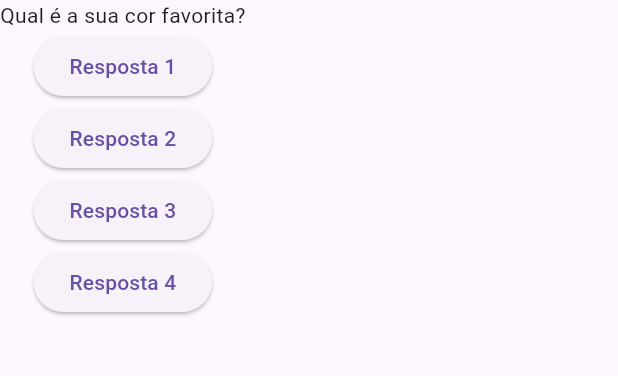
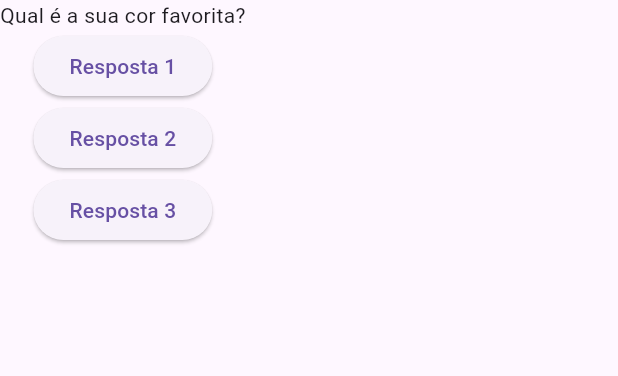
Before and after one commit to leonardogtc/pjct-perguntas-respostas-flutter, a Flutter app: the screen it shows after launch, after a tap on "Resposta 1", on a phone screen of 412 x 824 dp, the part 84-460 px from its top. Run offline on Flutter 3.47's test engine with Material 3 defaults, Android fonts, the phone set to English and light mode, and no system bars.

Commit message:
Variáveis em StatelessWidget

```diff
--- a/lib/main.dart
+++ b/lib/main.dart
@@ -1,39 +1,48 @@
 import 'package:flutter/material.dart';
 
-main() => runApp(PerguntaApp());
+void main() {
+  runApp(PerguntaApp());
+}
 
 class PerguntaApp extends StatelessWidget {
-  const PerguntaApp({Key? key});
+  PerguntaApp({super.key});
+
+  var perguntaSelecionada = 0;
 
   void responder() {
-    // Lógica para responder a pergunta
-    print('Pergunta respondida!');
+    perguntaSelecionada++;
+    print(perguntaSelecionada);
   }
 
   @override
   Widget build(BuildContext context) {
-    final List<String> perguntas = [
+    final perguntas = [
       'Qual é a sua cor favorita?',
       'Qual é o seu animal favorito?',
-      'Qual é o seu esporte favorito?',
     ];
+
     return MaterialApp(
       home: Scaffold(
         appBar: AppBar(
-          title: Text('Perguntas'),
+          title: const Text('Perguntas'),
+          centerTitle: true,
           backgroundColor: Colors.blue,
           foregroundColor: Colors.white,
-          centerTitle: true,
         ),
         body: Column(
           children: [
-            Text(perguntas[0]),
-            ElevatedButton(onPressed: responder, child: Text('Resposta 1')),
-            ElevatedButton(onPressed: responder, child: Text('Resposta 2')),
-            ElevatedButton(onPressed: responder, child: Text('Resposta 3')),
+            Text(perguntas[perguntaSelecionada]),
             ElevatedButton(
-              onPressed: () => print('Resposta 4'),
-              child: Text('Resposta 4'),
+              onPressed: responder,
+              child: const Text('Resposta 1'),
+            ),
+            ElevatedButton(
+              onPressed: responder,
+              child: const Text('Resposta 2'),
+            ),
+            ElevatedButton(
+              onPressed: responder,
+              child: const Text('Resposta 3'),
             ),
           ],
         ),
```
